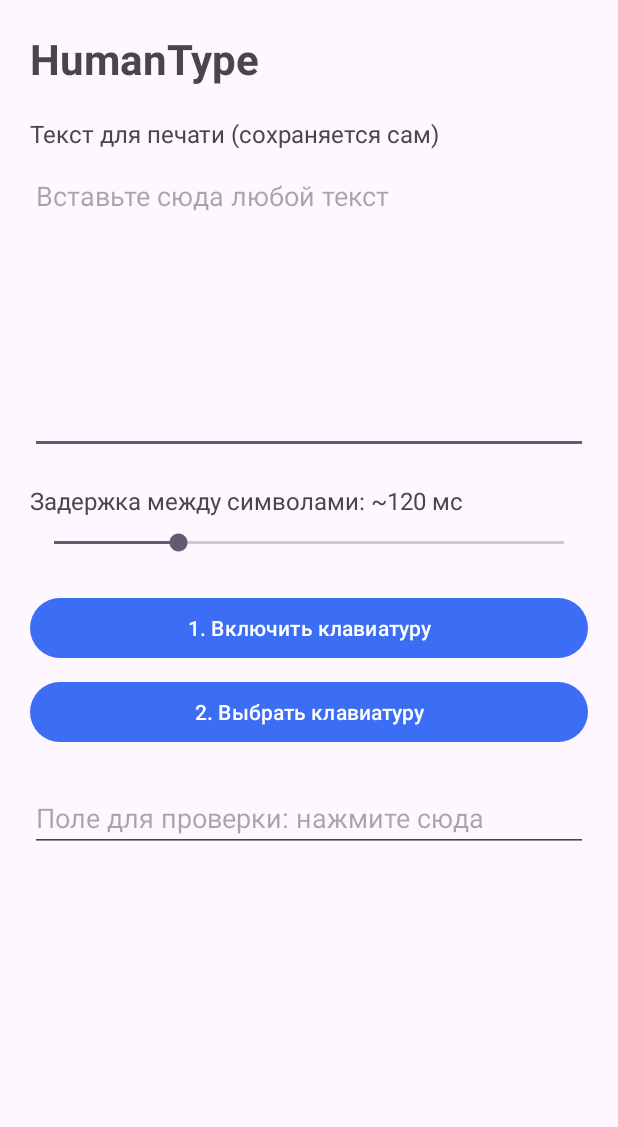
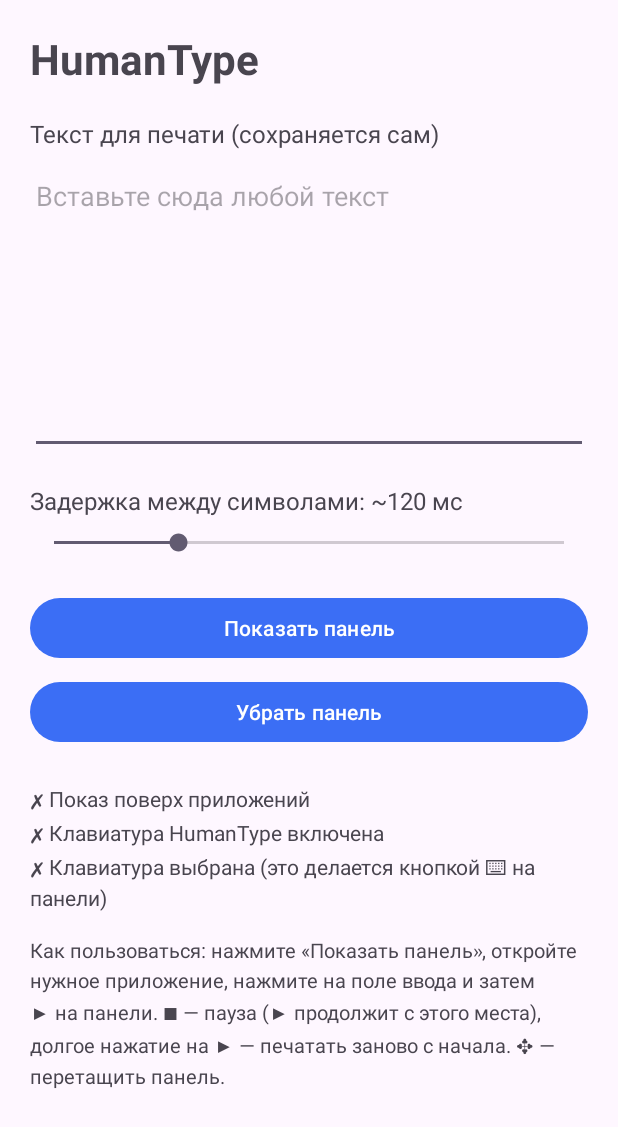
Before and after one commit to w3xer/HumanType, an Android app: the screen it shows after launch (MainActivity), on a phone screen of 412 x 824 dp. Shown: the top 1127 px of the screen. Run offline under Robolectric (Android 15) with nearby library versions, the phone set to English and light mode, and no system bars.

Commit message:
Floating overlay panel with play/stop; remove test field and extra buttons

```diff
--- a/app/src/main/java/com/example/humantype/MainActivity.kt
+++ b/app/src/main/java/com/example/humantype/MainActivity.kt
@@ -1,7 +1,11 @@
 package com.example.humantype
 
+import android.Manifest
 import android.content.Context
 import android.content.Intent
+import android.content.pm.PackageManager
+import android.net.Uri
+import android.os.Build
 import android.os.Bundle
 import android.provider.Settings
 import android.view.inputmethod.InputMethodManager
@@ -9,13 +13,17 @@ import android.widget.Button
 import android.widget.EditText
 import android.widget.SeekBar
 import android.widget.TextView
+import android.widget.Toast
 import androidx.appcompat.app.AppCompatActivity
+import androidx.core.app.ActivityCompat
+import androidx.core.content.ContextCompat
 
 class MainActivity : AppCompatActivity() {
 
     private lateinit var textInput: EditText
     private lateinit var speedLabel: TextView
     private lateinit var seekSpeed: SeekBar
+    private lateinit var setupStatus: TextView
 
     override fun onCreate(savedInstanceState: Bundle?) {
         super.onCreate(savedInstanceState)
@@ -24,6 +32,7 @@ class MainActivity : AppCompatActivity() {
         textInput = findViewById(R.id.text_input)
         speedLabel = findViewById(R.id.speed_label)
         seekSpeed = findViewById(R.id.seek_speed)
+        setupStatus = findViewById(R.id.setup_status)
 
         val prefs = getSharedPreferences("humantype", MODE_PRIVATE)
         textInput.setText(prefs.getString("text", ""))
@@ -36,19 +45,63 @@ class MainActivity : AppCompatActivity() {
             override fun onStopTrackingTouch(bar: SeekBar?) {}
         })
 
-        findViewById<Button>(R.id.btn_enable).setOnClickListener {
-            save()
-            startActivity(Intent(Settings.ACTION_INPUT_METHOD_SETTINGS))
+        findViewById<Button>(R.id.btn_panel).setOnClickListener { showPanel() }
+        findViewById<Button>(R.id.btn_hide).setOnClickListener {
+            startService(Intent(this, OverlayService::class.java).setAction(OverlayService.ACTION_STOP))
         }
-        findViewById<Button>(R.id.btn_pick).setOnClickListener {
-            save()
-            (getSystemService(Context.INPUT_METHOD_SERVICE) as InputMethodManager).showInputMethodPicker()
+
+        if (Build.VERSION.SDK_INT >= 33 &&
+            ContextCompat.checkSelfPermission(this, Manifest.permission.POST_NOTIFICATIONS)
+            != PackageManager.PERMISSION_GRANTED
+        ) {
+            ActivityCompat.requestPermissions(this, arrayOf(Manifest.permission.POST_NOTIFICATIONS), 1)
         }
+    }
+
+    override fun onResume() {
+        super.onResume()
+        updateSetupStatus()
     }
 
     override fun onPause() {
         super.onPause()
         save()
+    }
+
+    /** Одна кнопка: сама ведёт по недостающим шагам, а когда всё готово — показывает панель. */
+    private fun showPanel() {
+        save()
+        when {
+            !Settings.canDrawOverlays(this) -> {
+                Toast.makeText(this, "Разрешите показ поверх других приложений", Toast.LENGTH_LONG).show()
+                startActivity(
+                    Intent(Settings.ACTION_MANAGE_OVERLAY_PERMISSION, Uri.parse("package:$packageName"))
+                )
+            }
+            !isKeyboardEnabled() -> {
+                Toast.makeText(this, "Включите переключатель HumanType", Toast.LENGTH_LONG).show()
+                startActivity(Intent(Settings.ACTION_INPUT_METHOD_SETTINGS))
+            }
+            else -> {
+                ContextCompat.startForegroundService(this, Intent(this, OverlayService::class.java))
+                moveTaskToBack(true)
+            }
+        }
+    }
+
+    private fun isKeyboardEnabled(): Boolean =
+        (getSystemService(Context.INPUT_METHOD_SERVICE) as InputMethodManager)
+            .enabledInputMethodList.any { it.packageName == packageName }
+
+    private fun isKeyboardSelected(): Boolean =
+        (Settings.Secure.getString(contentResolver, Settings.Secure.DEFAULT_INPUT_METHOD) ?: "")
+            .startsWith("$packageName/")
+
+    private fun updateSetupStatus() {
+        fun mark(ok: Boolean) = if (ok) "✓" else "✗"
+        setupStatus.text = "${mark(Settings.canDrawOverlays(this))} Показ поверх приложений\n" +
+            "${mark(isKeyboardEnabled())} Клавиатура HumanType включена\n" +
+            "${mark(isKeyboardSelected())} Клавиатура выбрана (это делается кнопкой ⌨ на панели)"
     }
 
     private fun updateLabel() {
--- a/app/src/main/res/layout/activity_main.xml
+++ b/app/src/main/res/layout/activity_main.xml
@@ -49,25 +49,33 @@
             android:max="370" />
 
         <Button
-            android:id="@+id/btn_enable"
+            android:id="@+id/btn_panel"
             android:layout_width="match_parent"
             android:layout_height="wrap_content"
             android:layout_marginTop="24dp"
-            android:text="1. Включить клавиатуру" />
+            android:text="Показать панель" />
 
         <Button
-            android:id="@+id/btn_pick"
+            android:id="@+id/btn_hide"
             android:layout_width="match_parent"
             android:layout_height="wrap_content"
             android:layout_marginTop="8dp"
-            android:text="2. Выбрать клавиатуру" />
+            android:text="Убрать панель" />
 
-        <EditText
-            android:id="@+id/test_field"
+        <TextView
+            android:id="@+id/setup_status"
             android:layout_width="match_parent"
             android:layout_height="wrap_content"
             android:layout_marginTop="24dp"
-            android:hint="Поле для проверки: нажмите сюда"
-            android:inputType="textMultiLine" />
+            android:lineSpacingExtra="4dp"
+            android:textSize="14sp" />
+
+        <TextView
+            android:layout_width="match_parent"
+            android:layout_height="wrap_content"
+            android:layout_marginTop="16dp"
+            android:lineSpacingExtra="4dp"
+            android:text="Как пользоваться: нажмите «Показать панель», откройте нужное приложение, нажмите на поле ввода и затем ▶ на панели. ■ — пауза (▶ продолжит с этого места), долгое нажатие на ▶ — печатать заново с начала. ✥ — перетащить панель."
+            android:textSize="13sp" />
     </LinearLayout>
 </ScrollView>
```
Also changed, not shown: app/src/main/AndroidManifest.xml (+14 -0 lines), app/src/main/java/com/example/humantype/OverlayService.kt (added, +205 -0 lines), app/src/main/java/com/example/humantype/TypingService.kt (+67 -27 lines), app/src/main/res/layout/keyboard_view.xml (deleted, +0 -45 lines), 1 other file.
